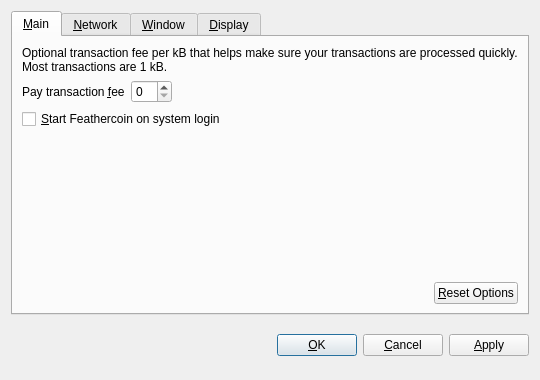
Qt form src/qt/forms/optionsdialog.ui (academiccoin/academiccoin) before a commit.
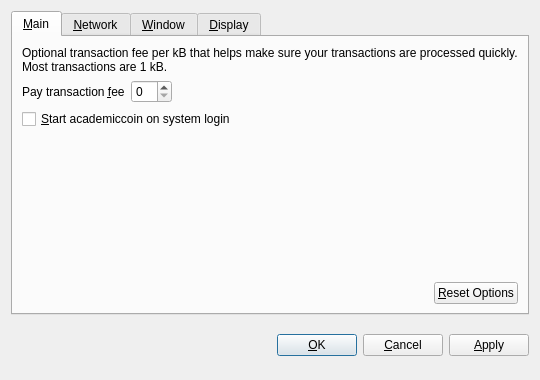
The same form after that commit. Custom widgets are drawn as their Qt base class.

Diff of the .ui file:
```diff
--- a/src/qt/forms/optionsdialog.ui
+++ b/src/qt/forms/optionsdialog.ui
@@ -82,7 +82,7 @@
           <string>Automatically start Feathercoin after logging in to the system.</string>
          </property>
          <property name="text">
-          <string>&amp;Start Feathercoin on system login</string>
+          <string>&amp;Start academiccoin on system login</string>
          </property>
         </widget>
        </item>
```
Left out of the diff: 10 changed lines with no effect on the pictures.
